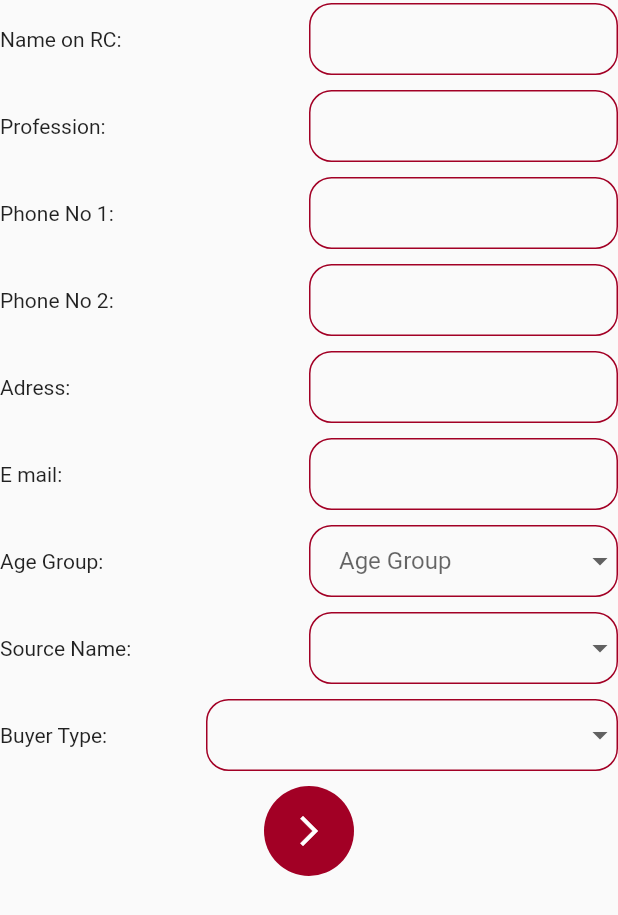
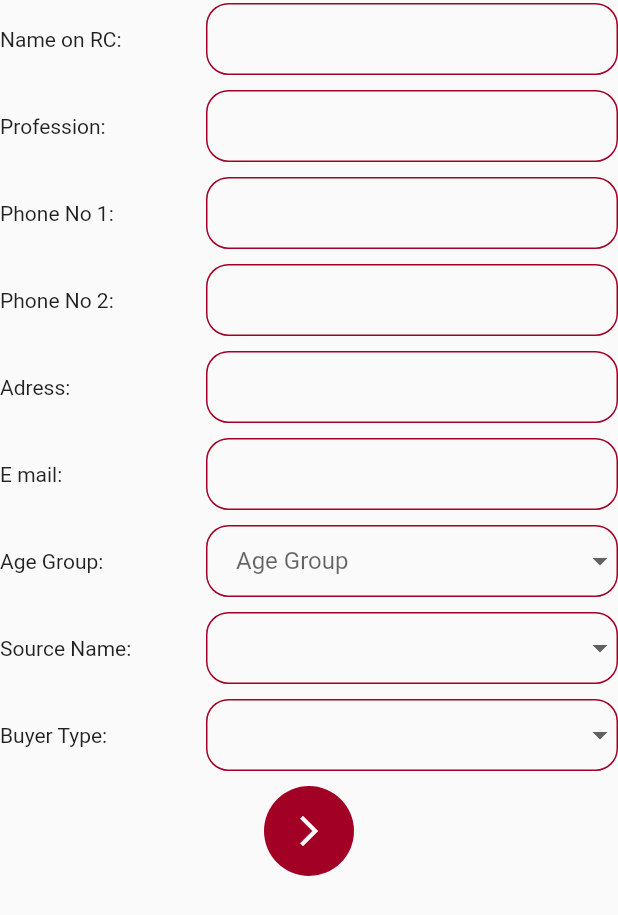
Before and after one commit to jesmin123/eval_wire_frame, a Flutter app: the CustomerDetails widget shown alone on an empty page, opened directly, on a phone screen of 412 x 824 dp. Shown: the top 915 px of the screen. Run offline on Flutter 3.47's test engine with Material 2 defaults, Android fonts, the phone set to English and light mode, and no system bars; our stand-ins replace cached_network_image, file_picker, flutter_rating_bar, line_icons, table_calendar; missing offline and left inert: fa_stepper; network calls fail.

Commit message:
changes applied

```diff
--- a/lib/widgets/CustomerDetails.dart
+++ b/lib/widgets/CustomerDetails.dart
@@ -31,7 +31,7 @@ class _CustomerDetailsState extends State<CustomerDetails> {
           Row(mainAxisAlignment: MainAxisAlignment.spaceBetween,
             children: [
               Flexible(flex: 1,child: Text('Name on RC:')),
-              Flexible(flex: 1,child: TextFormField(
+              Flexible(flex: 2,child: TextFormField(
                 controller: _nameTextEditingController,
                 validator: (value) => value.isEmpty? 'this field is required' : null,
                 decoration: FormBorder.myDecoration(),
@@ -44,7 +44,7 @@ class _CustomerDetailsState extends State<CustomerDetails> {
           Row(mainAxisAlignment: MainAxisAlignment.spaceBetween,
             children: [
               Flexible(flex: 1,child: Text('Profession:')),
-              Flexible(flex: 1,child: TextFormField(
+              Flexible(flex: 2,child: TextFormField(
                 controller: _professionTextEditingController,
                 validator: (value) => value.isEmpty? 'this field is required' : null,
                 decoration: FormBorder.myDecoration(),
@@ -57,7 +57,7 @@ class _CustomerDetailsState extends State<CustomerDetails> {
           Row(mainAxisAlignment: MainAxisAlignment.spaceBetween,
             children: [
               Flexible(flex: 1,child: Text('Phone No 1:')),
-              Flexible(flex: 1,child: TextFormField(
+              Flexible(flex: 2,child: TextFormField(
                 controller: _phone1TextEditingController,
                 validator: (value) => value.isEmpty? 'this field is required' : null,
                 decoration: FormBorder.myDecoration(),
@@ -70,7 +70,7 @@ class _CustomerDetailsState extends State<CustomerDetails> {
           Row(mainAxisAlignment: MainAxisAlignment.spaceBetween,
             children: [
               Flexible(flex: 1,child: Text('Phone No 2:')),
-              Flexible(flex: 1,child: TextFormField(
+              Flexible(flex: 2,child: TextFormField(
                 controller: _phone2TextEditingController,
                 validator: (value) => value.isEmpty? 'this field is required' : null,
                 decoration: FormBorder.myDecoration(),
@@ -83,7 +83,7 @@ class _CustomerDetailsState extends State<CustomerDetails> {
           Row(mainAxisAlignment: MainAxisAlignment.spaceBetween,
             children: [
               Flexible(flex: 1,child: Text('Adress:')),
-              Flexible(flex: 1,child: TextFormField(
+              Flexible(flex: 2,child: TextFormField(
                 controller: _adressTextEditingController,
                 validator: (value) => value.isEmpty? 'this field is required' : null,
                 decoration: FormBorder.myDecoration(),
@@ -96,7 +96,7 @@ class _CustomerDetailsState extends State<CustomerDetails> {
           Row(mainAxisAlignment: MainAxisAlignment.spaceBetween,
             children: [
               Flexible(flex: 1,child: Text('E mail:')),
-              Flexible(flex: 1,child: TextFormField(
+              Flexible(flex: 2,child: TextFormField(
                 controller: _emailTextEditingController,
                 validator: (value) => value.isEmpty? 'this field is required' : null,
                 decoration: FormBorder.myDecoration(),
@@ -109,7 +109,7 @@ class _CustomerDetailsState extends State<CustomerDetails> {
           Row(mainAxisAlignment: MainAxisAlignment.spaceBetween,
             children: [
               Flexible(flex: 1,child: Text('Age Group:')),
-              Flexible(flex: 1,child: DropdownButtonFormField(
+              Flexible(flex: 2,child: DropdownButtonFormField(
                 decoration: InputDecoration(enabledBorder: OutlineInputBorder(borderRadius: BorderRadius.circular(15),borderSide: BorderSide(color: PRIMARY_COLOR,width: 1)),
                   focusedBorder: OutlineInputBorder(borderRadius: BorderRadius.circular(15),borderSide: BorderSide(color: PRIMARY_COLOR,width: 1)),
                   hintText: 'Age Group',contentPadding: EdgeInsets.fromLTRB(20.0, 10.0, 20.0, 10.0),
@@ -133,7 +133,7 @@ class _CustomerDetailsState extends State<CustomerDetails> {
           Row(mainAxisAlignment: MainAxisAlignment.spaceBetween,
             children: [
               Flexible(flex: 1,child: Text('Source Name:')),
-              Flexible(flex: 1,child: DropdownButtonFormField(
+              Flexible(flex: 2,child: DropdownButtonFormField(
                 decoration: InputDecoration(enabledBorder: OutlineInputBorder(borderRadius: BorderRadius.circular(15),borderSide: BorderSide(color: PRIMARY_COLOR,width: 1)),
                   focusedBorder: OutlineInputBorder(borderRadius: BorderRadius.circular(15),borderSide: BorderSide(color: PRIMARY_COLOR,width: 1)),
                   hintText: ' ',contentPadding: EdgeInsets.fromLTRB(20.0, 10.0, 20.0, 10.0),
@@ -166,12 +166,12 @@ class _CustomerDetailsState extends State<CustomerDetails> {
                 ),
                 items: [
                   DropdownMenuItem(
-                    child: Text('Arena Exchange'),value: "Arena Exchange",),
-                  DropdownMenuItem(child: Text('Nexa Exchange'),value: "Nexa Exchange",),
-                  DropdownMenuItem(child: Text('Commercial Exchange'),value: "Commercial Exchange",),
-                  DropdownMenuItem(child: Text('MTV Exchange'),value: "MTV Exchange",),
-                  DropdownMenuItem(child: Text('Direct Exchange'),value: "Direct Exchange",),
-                  DropdownMenuItem(child: Text('Others'),value: "Others",),
+                    child: Text('Arena Exchange',style: TextStyle(fontSize: 10),),value: "Arena Exchange",),
+                  DropdownMenuItem(child: Text('Nexa Exchange',style: TextStyle(fontSize: 10)),value: "Nexa Exchange",),
+                  DropdownMenuItem(child: Text('Commercial Exchange',style: TextStyle(fontSize: 10)),value: "Commercial Exchange",),
+                  DropdownMenuItem(child: Text('MTV Exchange',style: TextStyle(fontSize: 10)),value: "MTV Exchange",),
+                  DropdownMenuItem(child: Text('Direct Exchange',style: TextStyle(fontSize: 10)),value: "Direct Exchange",),
+                  DropdownMenuItem(child: Text('Others',style: TextStyle(fontSize: 10)),value: "Others",),
 
 
                 ],
--- a/lib/widgets/InsuranceDetails.dart
+++ b/lib/widgets/InsuranceDetails.dart
@@ -28,7 +28,7 @@ class _InsuranceDetailsState extends State<InsuranceDetails> {
             mainAxisAlignment: MainAxisAlignment.spaceBetween,
             children: [
               Flexible(flex: 1,child: Text("Insurance Type:")),
-              Flexible(flex: 1,
+              Flexible(flex: 2,
                 child: Column(
                 children: [
                   Row(
--- a/lib/widgets/electricals.dart
+++ b/lib/widgets/electricals.dart
@@ -99,7 +99,7 @@ class _ElectricalsState extends State<Electricals> {
           mainAxisAlignment: MainAxisAlignment.spaceBetween,
           children: [
             Flexible(flex: 1,child: Text("$text",style: AppFontStyle.regularTextStyle2(APP_BLACK_COLOR),)),
-            Flexible(flex: 1,child: Row(
+            Flexible(flex: 2,child: Row(
               children: [
                 Radio(value: "Ok", groupValue: electricProvider.electricRadio[groupValue], onChanged: (val)=>electricProvider.updateRadio(groupValue, val),activeColor: PRIMARY_COLOR,),
                 Text("Ok"),
--- a/lib/widgets/engine_transmission.dart
+++ b/lib/widgets/engine_transmission.dart
@@ -104,7 +104,7 @@ Widget engine(String text,
           mainAxisAlignment: MainAxisAlignment.spaceBetween,
           children: [
             Flexible(flex: 1,child: Text("$text",style: AppFontStyle.regularTextStyle2(APP_BLACK_COLOR),)),
-            Flexible(flex: 1,child: Row(
+            Flexible(flex: 2,child: Row(
               children: [
                 Radio(value: "Ok", groupValue: engineProvider.engine[groupValue], onChanged: (val)=>engineProvider.updateKey(groupValue, val),activeColor: PRIMARY_COLOR,),
                 Text("Ok"),
--- a/lib/widgets/steering_suspension.dart
+++ b/lib/widgets/steering_suspension.dart
@@ -66,7 +66,7 @@ class _SteeringSuspensionState extends State<SteeringSuspension> {
           mainAxisAlignment: MainAxisAlignment.spaceBetween,
           children: [
             Flexible(flex: 1,child: Text("$text",style: AppFontStyle.regularTextStyle2(APP_BLACK_COLOR),)),
-            Flexible(flex: 1,child: Row(
+            Flexible(flex: 2,child: Row(
               children: [
                 Radio(value: "Ok", groupValue: steeringProvider.steering[groupValue], onChanged: (val)=>steeringProvider.updateKey(groupValue, val),activeColor: PRIMARY_COLOR,),
                 Text("Ok"),
```
Also changed, not shown: lib/widgets/EvaluationDetails.dart (+6 -6 lines), lib/widgets/ExteriorTyres.dart (+5 -5 lines), lib/widgets/Registration_Details.dart (+6 -6 lines), lib/widgets/otherDetails.dart (+5 -5 lines), lib/widgets/vehicleDetails.dart (+17 -17 lines).
